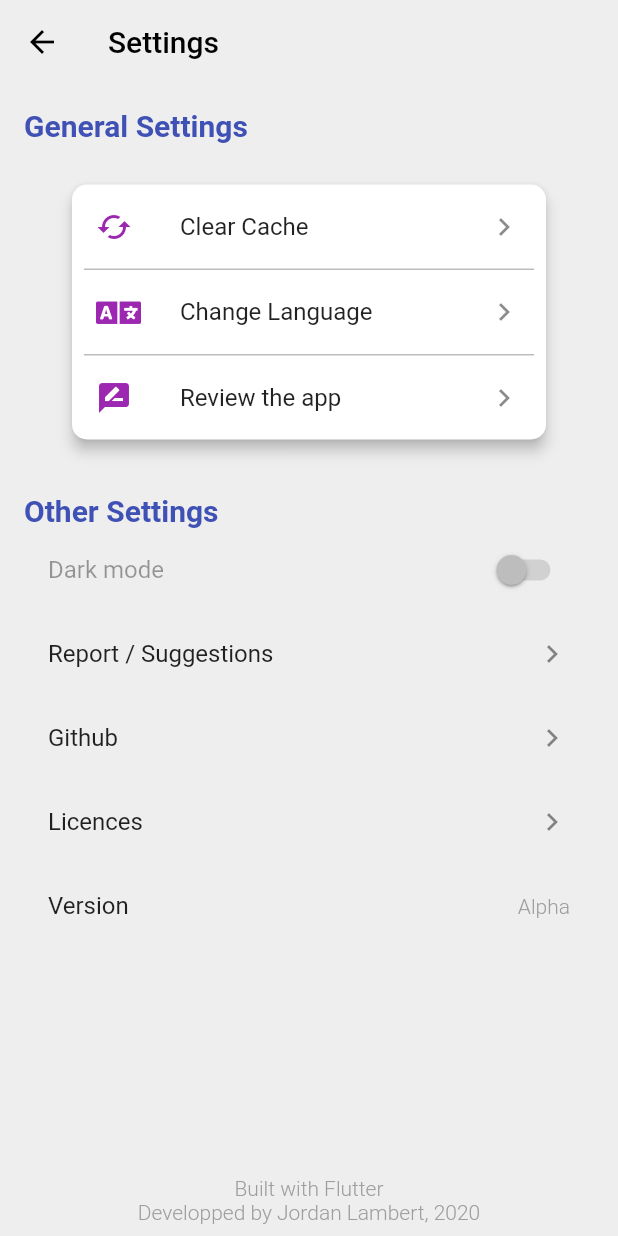
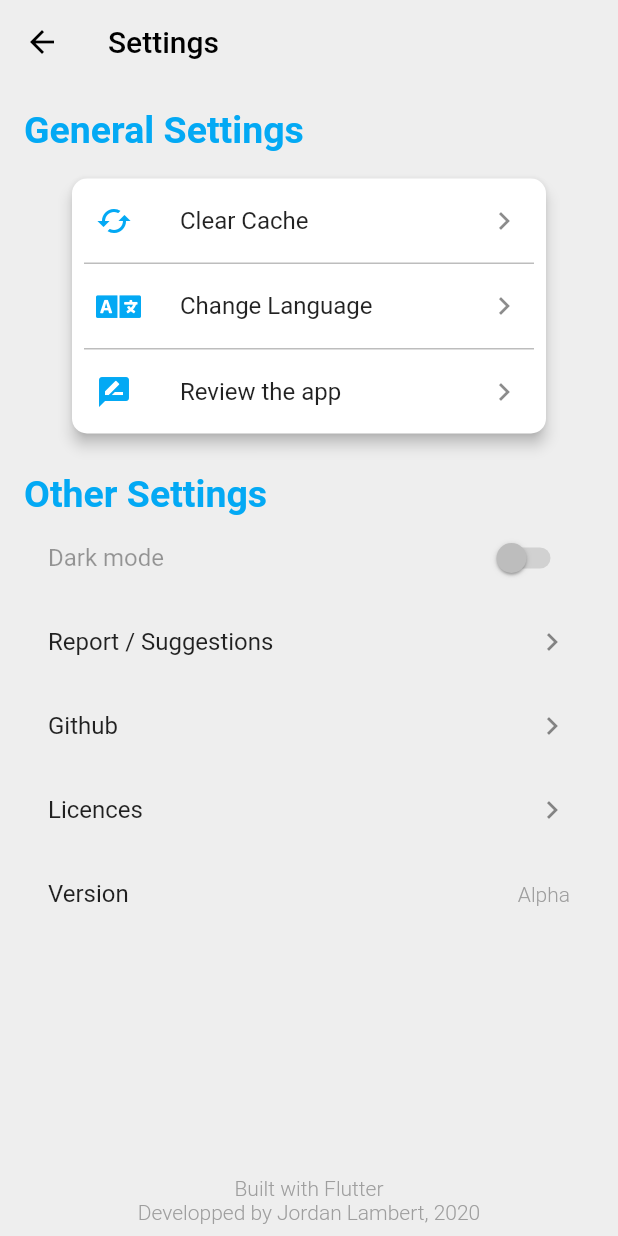
Before and after one commit to Psykotik/championizer_reforged, a Flutter app: the screen it shows after launch, after a tap on the "settings" icon, on a phone screen of 412 x 824 dp. Run offline on Flutter 3.47's test engine with Material 2 defaults, Android fonts, the phone set to English and light mode, and no system bars; our stand-ins replace cached_network_image, flutter_cache_manager, font_awesome_flutter; missing offline and left inert: animated_dialog_box; network calls fail.

Commit message:
Big Update

```diff
--- a/lib/main.dart
+++ b/lib/main.dart
@@ -1,12 +1,12 @@
 import 'dart:core';
 import 'package:championizer_reforged/ui_view/parameterScreen.dart';
 import 'package:championizer_reforged/ui_view/randomChampionImage.dart';
-import 'package:championizer_reforged/ui_view/testScren.dart';
+import 'package:championizer_reforged/ui_view/testScreen.dart';
 import 'package:flutter/material.dart';
 import 'package:championizer_reforged/data/championsImage.dart';
 import 'package:flutter/services.dart';
 import 'package:flutter_cache_manager/flutter_cache_manager.dart';
-import 'package:championizer_reforged/style/colors.dart';
+import 'package:championizer_reforged/style/colorUI.dart';
 import 'package:animated_dialog_box/animated_dialog_box.dart';
 
 void main() {
@@ -66,6 +66,16 @@ class _MyHomePageState extends State<MyHomePage> {
                   );
                 },
               ),
+              IconButton(
+                icon: Icon(Icons.school),
+                onPressed: () {
+                  Navigator.push(
+                    context,
+                    new MaterialPageRoute(
+                        builder: (context) => new TestScreen()),
+                  );
+                },
+              ),
             ]),
         body: Column(
           children: <Widget>[
@@ -73,11 +83,11 @@ class _MyHomePageState extends State<MyHomePage> {
             //SizedBox(height: 15),
             Padding(
               padding:
-                  const EdgeInsets.only(left: 16, right: 16, bottom: 8, top: 8),
+                  const EdgeInsets.only(left: 32, right: 32, bottom: 8, top: 8),
               child: Container(
                 height: 48,
                 decoration: BoxDecoration(
-                  color: Colors.blue,
+                  color: Color(0xff03A9F4),
                   borderRadius: const BorderRadius.all(Radius.circular(24.0)),
                   boxShadow: <BoxShadow>[
                     BoxShadow(
--- a/lib/ui_view/parameterScreen.dart
+++ b/lib/ui_view/parameterScreen.dart
@@ -5,6 +5,7 @@ import 'package:flutter_cache_manager/flutter_cache_manager.dart';
 import 'package:font_awesome_flutter/font_awesome_flutter.dart';
 import 'package:url_launcher/url_launcher.dart';
 import 'package:animated_dialog_box/animated_dialog_box.dart';
+import 'package:championizer_reforged/style/colorUI.dart';
 
 class ParameterScreen extends StatelessWidget {
   @override
@@ -31,12 +32,12 @@ class ParameterScreen extends StatelessWidget {
                 Text(
                   "General Settings",
                   style: TextStyle(
-                    fontSize: 20.0,
-                    fontWeight: FontWeight.bold,
-                    color: Colors.indigo,
+                    fontSize: 25.0,
+                    fontWeight: FontWeight.w700,
+                    color: Color(0xff03A9F4),
                   ),
                 ),
-                const SizedBox(height: 20.0),
+                const SizedBox(height: 10.0),
                 Card(
                   elevation: 4.0,
                   margin: const EdgeInsets.fromLTRB(32.0, 8.0, 32.0, 16.0),
@@ -47,7 +48,7 @@ class ParameterScreen extends StatelessWidget {
                       ListTile(
                         leading: Icon(
                           Icons.cached,
-                          color: Colors.purple,
+                          color: Color(0xff03A9F4),
                         ),
                         title: Text("Clear Cache"),
                         trailing: Icon(Icons.keyboard_arrow_right),
@@ -77,7 +78,7 @@ class ParameterScreen extends StatelessWidget {
                       ListTile(
                         leading: Icon(
                           FontAwesomeIcons.language,
-                          color: Colors.purple,
+                          color: Color(0xff03A9F4),
                         ),
                         title: Text("Change Language"),
                         trailing: Icon(Icons.keyboard_arrow_right),
@@ -93,7 +94,7 @@ class ParameterScreen extends StatelessWidget {
                       ListTile(
                         leading: Icon(
                           Icons.rate_review,
-                          color: Colors.purple,
+                          color: Color(0xff03A9F4),
                         ),
                         title: Text("Review the app"),
                         trailing: Icon(Icons.keyboard_arrow_right),
@@ -102,17 +103,17 @@ class ParameterScreen extends StatelessWidget {
                     ],
                   ),
                 ),
-                const SizedBox(height: 20.0),
+                const SizedBox(height: 10.0),
                 Text(
                   "Other Settings",
                   style: TextStyle(
-                    fontSize: 20.0,
-                    fontWeight: FontWeight.bold,
-                    color: Colors.indigo,
+                    fontSize: 25.0,
+                    fontWeight: FontWeight.w700,
+                    color: Color(0xff03A9F4),
                   ),
                 ),
                 SwitchListTile(
-                  activeColor: Colors.purple,
+                  activeColor: Color(0xff03A9F4),
                   value: false,
                   title: Text("Dark mode"),
                   onChanged: null,
--- a/lib/ui_view/settings/licences.dart
+++ b/lib/ui_view/settings/licences.dart
@@ -24,6 +24,10 @@ class LicenceScreen extends StatelessWidget {
               title: Text(
                   'https://github.com/lohanidamodar/flutter_ui_challenges'),
             ),
+            ListTile(
+              title: Text(
+                  'Champion Icon made by <a href="https://www.flaticon.com/authors/eucalyp" title="Eucalyp">Eucalyp</a> from <a href="https://www.flaticon.com/" title="Flaticon"> www.flaticon.com</a>'),
+            ),
           ],
         ));
   }
--- a/pubspec.yaml
+++ b/pubspec.yaml
@@ -25,6 +25,7 @@ dependencies:
   font_awesome_flutter: ^8.8.1
   url_launcher: ^5.4.5
   animated_dialog_box: ^0.0.2
+  hexcolor: ^1.0.1
 
 
   # The following adds the Cupertino Icons font to your application.
@@ -77,5 +78,5 @@ flutter:
   # For details regarding fonts from package dependencies,
   # see https://flutter.dev/custom-fonts/#from-packages
   assets:
-      - assets/mock.json
-      - assets/championsImage.json
+    - assets/mock.json
+    - assets/championsImage.json
```
Also changed, not shown: lib/style/colorUI.dart (added, +9 -0 lines), lib/style/colors.dart (deleted, +0 -9 lines), lib/ui_view/testScreen.dart (added, +147 -0 lines), lib/utils.dart (added, +13 -0 lines), lib/ui_view/testScren.dart (deleted), pubspec.lock.
